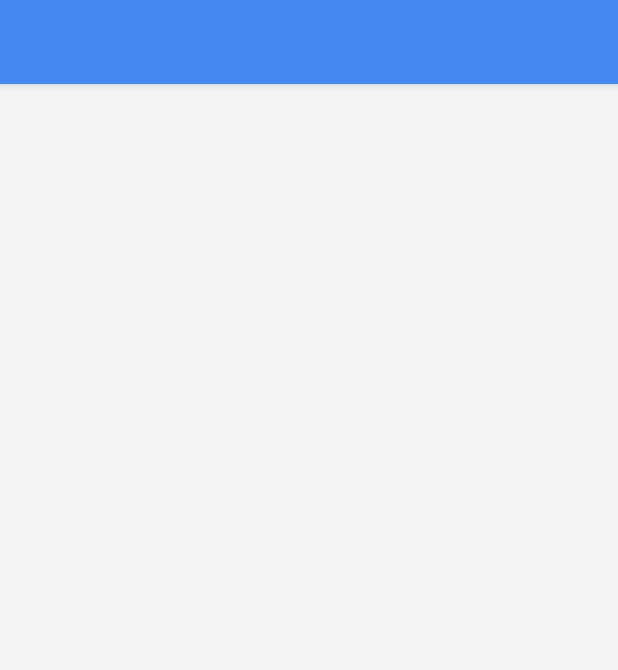
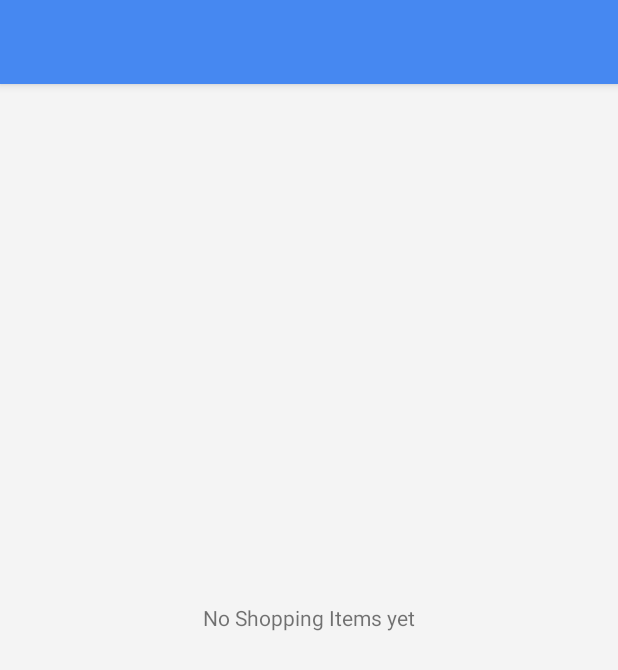
Before and after one commit to boggogo/Quick_Shopping_List, an Android app: the layout activity_main.xml on its own in the app's theme, with its tools: preview values and no code run, on a phone screen of 412 x 824 dp. Shown: the top 670 px of the screen. Run offline under Robolectric (Android 15) with nearby library versions, the phone set to English and light mode, and no system bars.

Commit message:
added a method to check if the list if empty

```diff
--- a/app/src/main/java/koemdzhiev/com/quickshoppinglist/adapters/ShoppingListAdapter.java
+++ b/app/src/main/java/koemdzhiev/com/quickshoppinglist/adapters/ShoppingListAdapter.java
@@ -58,7 +58,7 @@ public class ShoppingListAdapter extends RecyclerView.Adapter<ShoppingListAdapte
 
         public void bindShoppingList(Item item){
             mShoppingListItem.setText(item.getItemDescription());
-            mCheckBox.setChecked(false);// <- this
+            mCheckBox.setChecked(false);
         }
 
 
--- a/app/src/main/res/layout/activity_main.xml
+++ b/app/src/main/res/layout/activity_main.xml
@@ -17,4 +17,10 @@
         android:id="@+id/recyclerView"
         android:layout_below="@+id/tool_bar"/>
 
+    <TextView android:id="@+id/list_empty"
+              android:layout_width="wrap_content"
+              android:layout_height="wrap_content"
+              android:text="No Shopping Items yet"
+              android:layout_centerVertical="true"
+              android:layout_centerHorizontal="true"/>
 </RelativeLayout>
```
Also changed, not shown: app/src/main/java/koemdzhiev/com/quickshoppinglist/MainActivity.java (+24 -0 lines).
